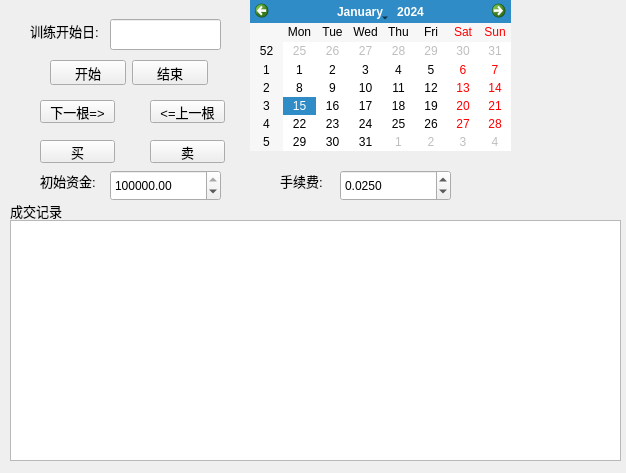
Old version of the form StockSystem/traindlg.ui in the repository spartawwy/StkForecast.
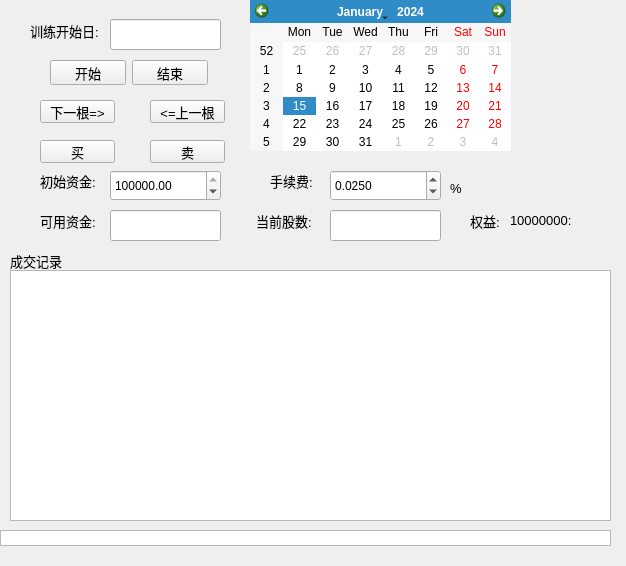
New version of the form.

Diff of the .ui file:
```diff
--- a/StockSystem/traindlg.ui
+++ b/StockSystem/traindlg.ui
@@ -7,7 +7,7 @@
     <x>0</x>
     <y>0</y>
     <width>626</width>
-    <height>473</height>
+    <height>566</height>
    </rect>
   </property>
   <property name="windowTitle">
@@ -140,7 +140,7 @@
   <widget class="QLabel" name="label_3">
    <property name="geometry">
     <rect>
-     <x>280</x>
+     <x>270</x>
      <y>170</y>
      <width>61</width>
      <height>21</height>
@@ -158,7 +158,7 @@
   <widget class="QDoubleSpinBox" name="dbspbFeeRate">
    <property name="geometry">
     <rect>
-     <x>340</x>
+     <x>330</x>
      <y>170</y>
      <width>111</width>
      <height>31</height>
@@ -198,10 +198,10 @@
   <widget class="QTableView" name="tableView">
    <property name="geometry">
     <rect>
-     <x>10</x>
-     <y>220</y>
+     <x>0</x>
+     <y>530</y>
      <width>611</width>
-     <height>241</height>
+     <height>16</height>
     </rect>
    </property>
   </widget>
@@ -209,7 +209,7 @@
    <property name="geometry">
     <rect>
      <x>10</x>
-     <y>200</y>
+     <y>250</y>
      <width>61</width>
      <height>21</height>
     </rect>
@@ -246,7 +246,7 @@
     </rect>
    </property>
   </widget>
-  <widget class="QWidget" name="">
+  <widget class="QWidget" name="layoutWidget">
    <property name="geometry">
     <rect>
      <x>50</x>
@@ -282,6 +282,126 @@
     </item>
    </layout>
   </widget>
+  <widget class="QLineEdit" name="le_cur_capital">
+   <property name="geometry">
+    <rect>
+     <x>110</x>
+     <y>210</y>
+     <width>111</width>
+     <height>31</height>
+    </rect>
+   </property>
+  </widget>
+  <widget class="QLabel" name="label_6">
+   <property name="geometry">
+    <rect>
+     <x>40</x>
+     <y>210</y>
+     <width>61</width>
+     <height>21</height>
+    </rect>
+   </property>
+   <property name="font">
+    <font>
+     <pointsize>10</pointsize>
+    </font>
+   </property>
+   <property name="text">
+    <string>可用资金:</string>
+   </property>
+  </widget>
+  <widget class="QLabel" name="label_7">
+   <property name="geometry">
+    <rect>
+     <x>256</x>
+     <y>210</y>
+     <width>61</width>
+     <height>21</height>
+    </rect>
+   </property>
+   <property name="font">
+    <font>
+     <pointsize>10</pointsize>
+    </font>
+   </property>
+   <property name="text">
+    <string>当前股数:</string>
+   </property>
+  </widget>
+  <widget class="QLineEdit" name="le_cur_stock_num">
+   <property name="geometry">
+    <rect>
+     <x>330</x>
+     <y>210</y>
+     <width>111</width>
+     <height>31</height>
+    </rect>
+   </property>
+  </widget>
+  <widget class="QLabel" name="label_8">
+   <property name="geometry">
+    <rect>
+     <x>470</x>
+     <y>210</y>
+     <width>41</width>
+     <height>21</height>
+    </rect>
+   </property>
+   <property name="font">
+    <font>
+     <pointsize>10</pointsize>
+    </font>
+   </property>
+   <property name="text">
+    <string>权益:</string>
+   </property>
+  </widget>
+  <widget class="QLabel" name="lab_assets">
+   <property name="geometry">
+    <rect>
+     <x>510</x>
+     <y>210</y>
+     <width>101</width>
+     <height>21</height>
+    </rect>
+   </property>
+   <property name="font">
+    <font>
+     <pointsize>10</pointsize>
+    </font>
+   </property>
+   <property name="text">
+    <string>10000000:</string>
+   </property>
+  </widget>
+  <widget class="QLabel" name="label_9">
+   <property name="geometry">
+    <rect>
+     <x>450</x>
+     <y>180</y>
+     <width>31</width>
+     <height>16</height>
+    </rect>
+   </property>
+   <property name="font">
+    <font>
+     <pointsize>10</pointsize>
+    </font>
+   </property>
+   <property name="text">
+    <string>%</string>
+   </property>
+  </widget>
+  <widget class="QPlainTextEdit" name="plain_te_record">
+   <property name="geometry">
+    <rect>
+     <x>10</x>
+     <y>270</y>
+     <width>601</width>
+     <height>251</height>
+    </rect>
+   </property>
+  </widget>
  </widget>
  <resources/>
  <connections/>
```
Left out of the diff: 2 changed lines with no effect on the pictures.
